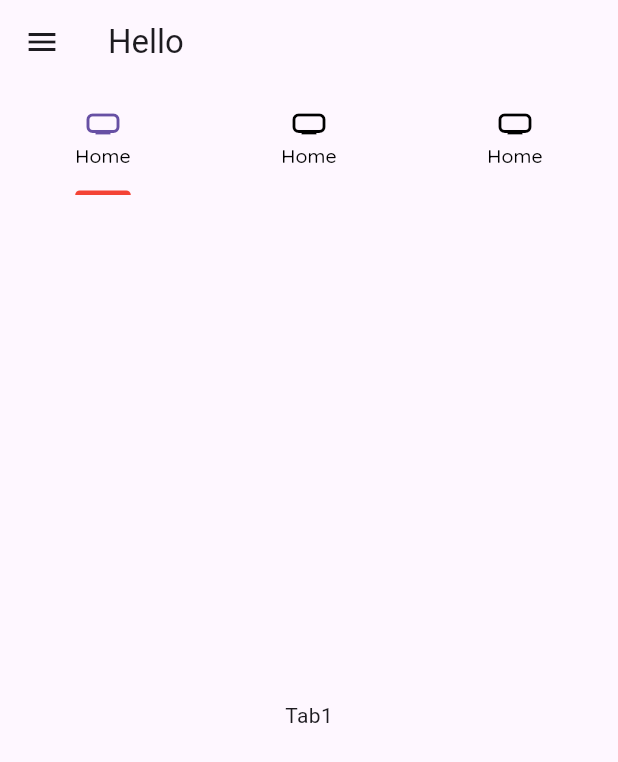
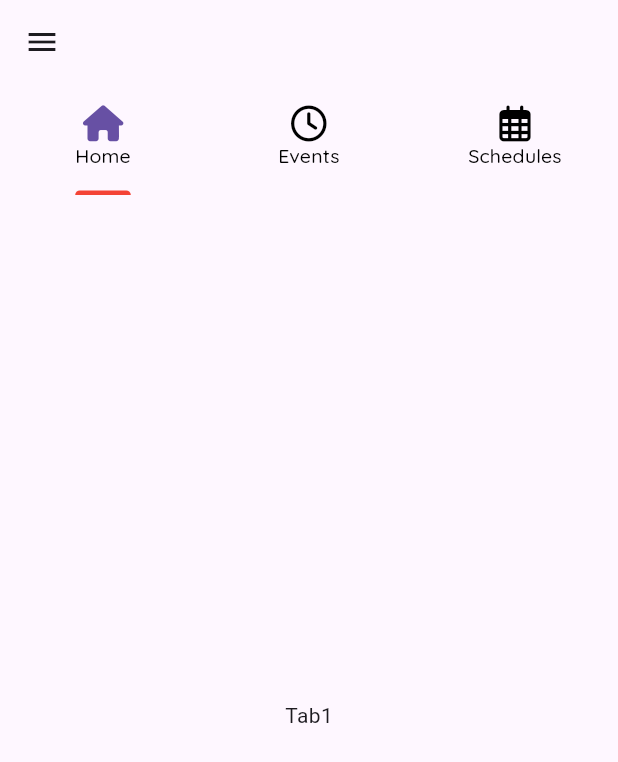
Before and after one commit to Marach8/CodeAlpha_Project_Name, a Flutter app: the HomeScreen screen opened directly, on a phone screen of 412 x 824 dp. Shown: the top 762 px of the screen. Run offline on Flutter 3.47's test engine with Material 3 defaults, Android fonts, the phone set to English and light mode, and no system bars; our stand-ins replace another_flushbar, bloc, cloud_firestore, dots_indicator, firebase_auth, firebase_core and 4 more; accounts and stored records are empty.

Commit message:
Worked on the textField that is supposed to appear on the appBar

```diff
--- a/campus_connect/lib/main.dart
+++ b/campus_connect/lib/main.dart
@@ -27,6 +27,9 @@ class MyApp extends StatelessWidget {
       child: MaterialApp(
         debugShowCheckedModeBanner: false,
         theme: ThemeData(
+          tabBarTheme: TabBarTheme(
+
+          ),
           brightness: Brightness.light,
           useMaterial3: true
         ),
--- a/campus_connect/lib/src/screens/main_screens/home_screen/main_home_screen.dart
+++ b/campus_connect/lib/src/screens/main_screens/home_screen/main_home_screen.dart
@@ -6,6 +6,7 @@ import 'package:campus_connect/src/utils/constants/strings.dart';
 import 'package:campus_connect/src/widgets/custom_widgets/annotated_region_widget.dart';
 import 'package:campus_connect/src/widgets/custom_widgets/text_widget.dart';
 import 'package:flutter/material.dart';
+import 'package:font_awesome_flutter/font_awesome_flutter.dart';
 
 class HomeScreen extends StatefulWidget {
   const HomeScreen({super.key});
@@ -14,13 +15,46 @@ class HomeScreen extends StatefulWidget {
   State<HomeScreen> createState() => _HomeScreenState();
 }
 
-class _HomeScreenState extends State<HomeScreen> {
+class _HomeScreenState extends State<HomeScreen> with SingleTickerProviderStateMixin{
+  late TabController controller;
+  late ValueNotifier<bool> valueNotifier;
+
+  @override
+  void initState(){
+    super.initState();
+    controller = TabController(
+      length: 3,
+      vsync: this
+    );
+
+    valueNotifier = ValueNotifier(false);
+
+    controller.addListener(() {
+      if(controller.index == 1 || controller.index == 2){
+        valueNotifier.value = true;
+      }
+      else{
+        valueNotifier.value = false;
+      }
+    });
+  }
+
   @override
   Widget build(BuildContext context) {
     return GenericAnnotatedRegion(
       child: Scaffold(
         appBar: AppBar(
-          title: const Text('Hello')
+          title: ValueListenableBuilder(
+            valueListenable: valueNotifier,
+            builder: (_, value, __) => Visibility(
+              visible: value,
+              child: const GenericText(
+                fontSize: fontSize2half,
+                fontWeight: fontWeight5,
+                text: homeString
+              ),
+            ),
+          )
         ),
         body: DefaultTabController(
           length: 3,
@@ -35,7 +69,7 @@ class _HomeScreenState extends State<HomeScreen> {
                 overlayColor: MaterialStatePropertyAll(redColor.withOpacity(0.5)),
                 tabs: const [
                   Tab(
-                    icon: Icon(Icons.home_max_outlined),
+                    icon: FaIcon(FontAwesomeIcons.house),
                     iconMargin: EdgeInsets.zero,
                     child: GenericText(
                       fontSize: fontSize2half,
@@ -44,28 +78,30 @@ class _HomeScreenState extends State<HomeScreen> {
                     ),
                   ),
                   Tab(
-                    icon: Icon(Icons.home_max_outlined),
+                    icon: FaIcon(FontAwesomeIcons.clock),
                     iconMargin: EdgeInsets.zero,
                     child: GenericText(
                       fontSize: fontSize2half,
                       fontWeight: fontWeight5,
-                      text: homeString
+                      text: eventsString
                     ),
                   ),
                   Tab(
-                    icon: Icon(Icons.home_max_outlined),
+                    icon: FaIcon(FontAwesomeIcons.calendarDays),
                     iconMargin: EdgeInsets.zero,
                     child: GenericText(
                       fontSize: fontSize2half,
                       fontWeight: fontWeight5,
-                      text: homeString
+                      text: schedulesString
                     ),
                   ),
                 ],
               ),
+
               Expanded(
                 child: TabBarView(
-                  children: [
+                  controller: controller,
+                  children: const [
                     Center(
                       child: Text('Tab1')
                     ),
--- a/campus_connect/lib/src/utils/constants/strings.dart
+++ b/campus_connect/lib/src/utils/constants/strings.dart
@@ -53,3 +53,5 @@ const unmatchedPasswordString = 'Passwords do not match!';
 const emptyFieldsString = 'Field(s) cannot be empty!';
 
 const homeString = 'Home';
+const eventsString = 'Events';
+const schedulesString = 'Schedules';
--- a/campus_connect/pubspec.yaml
+++ b/campus_connect/pubspec.yaml
@@ -46,6 +46,7 @@ dependencies:
   firebase_auth: ^4.17.9
   intl: ^0.19.0
   another_flushbar: ^1.12.30
+  font_awesome_flutter: ^10.7.0
 
 dev_dependencies:
   flutter_test:
```
Also changed, not shown: campus_connect/pubspec.lock.
